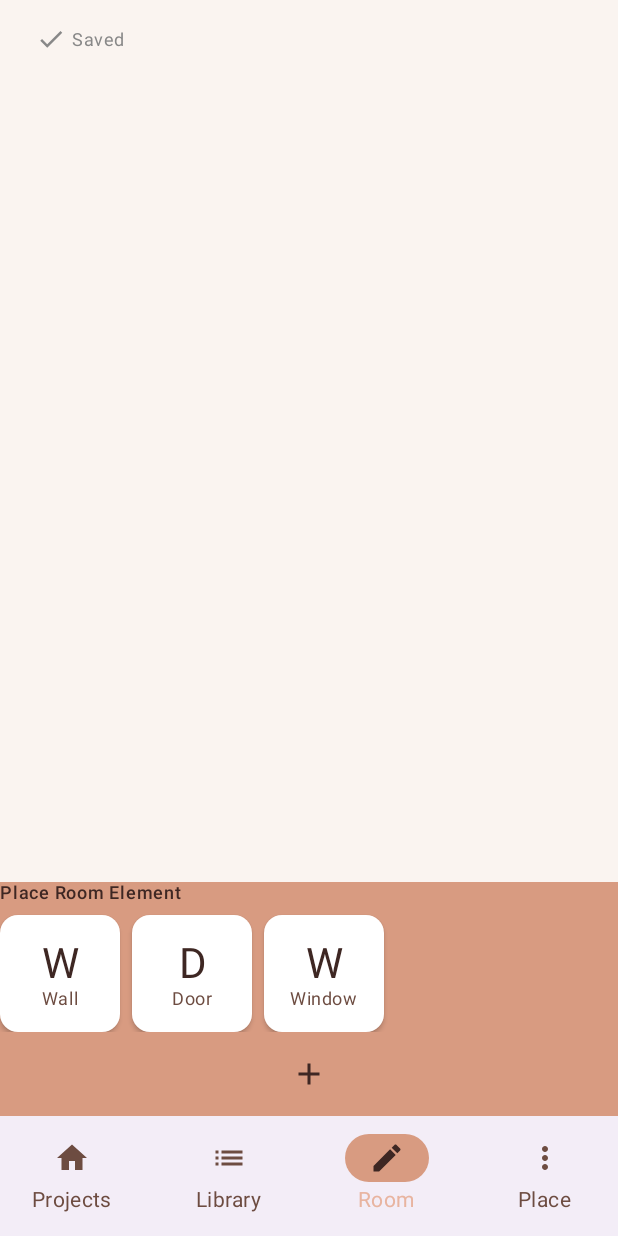
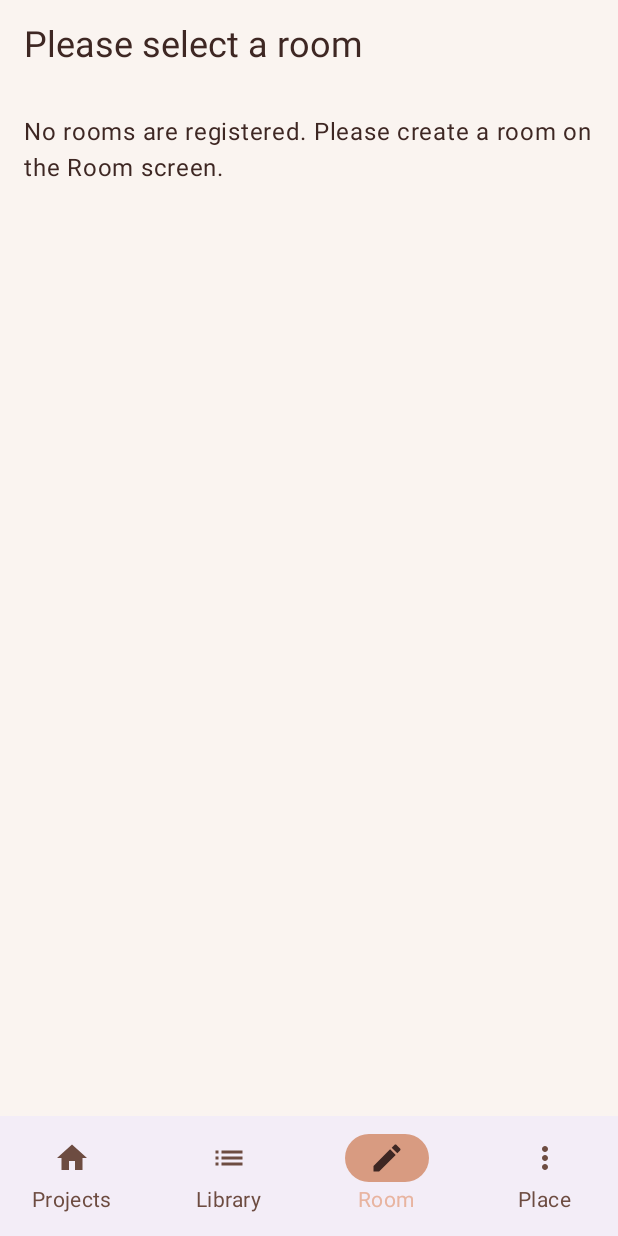
Before and after one commit to isseikz/Puzzroom, an Android app built with Jetpack Compose: the RoomCreationPage screen opened through its navigation route, on a phone screen of 412 x 824 dp. Run offline under Robolectric (Android 15) with nearby library versions, the phone set to English and light mode, and no system bars.

Commit message:
feat: Introduce RoomSelectionList component  based on existing selection UI

```diff
--- a/composeApp/src/commonMain/kotlin/tokyo/isseikuzumaki/puzzroom/ui/component/PreviewTemplate.kt
+++ b/composeApp/src/commonMain/kotlin/tokyo/isseikuzumaki/puzzroom/ui/component/PreviewTemplate.kt
@@ -1,12 +1,12 @@
 package tokyo.isseikuzumaki.puzzroom.ui
 
-import androidx.compose.material3.MaterialTheme
 import androidx.compose.material3.Surface
 import androidx.compose.runtime.Composable
+import tokyo.isseikuzumaki.puzzroom.ui.theme.PuzzroomTheme
 
 @Composable
 fun PreviewTemplate(content: @Composable () -> Unit) {
-    MaterialTheme {
+    PuzzroomTheme {
         Surface {
             content()
         }
--- a/composeApp/src/commonMain/kotlin/tokyo/isseikuzumaki/puzzroom/ui/pages/RoomCreationPage.kt
+++ b/composeApp/src/commonMain/kotlin/tokyo/isseikuzumaki/puzzroom/ui/pages/RoomCreationPage.kt
@@ -1,18 +1,27 @@
 package tokyo.isseikuzumaki.puzzroom.ui.pages
 
-import androidx.compose.foundation.layout.*
+import androidx.compose.foundation.layout.Column
+import androidx.compose.foundation.layout.fillMaxWidth
+import androidx.compose.foundation.layout.padding
 import androidx.compose.material3.ExperimentalMaterial3Api
-import androidx.compose.runtime.*
+import androidx.compose.material3.MaterialTheme
+import androidx.compose.material3.Text
+import androidx.compose.runtime.Composable
+import androidx.compose.runtime.collectAsState
+import androidx.compose.runtime.getValue
+import androidx.compose.runtime.mutableStateOf
+import androidx.compose.runtime.remember
+import androidx.compose.runtime.setValue
 import androidx.compose.ui.Modifier
 import androidx.compose.ui.unit.dp
-import org.jetbrains.compose.ui.tooling.preview.Preview
 import tokyo.isseikuzumaki.puzzroom.domain.FloorPlan
+import tokyo.isseikuzumaki.puzzroom.domain.Room
 import tokyo.isseikuzumaki.puzzroom.ui.molecules.SaveStateIndicator
 import tokyo.isseikuzumaki.puzzroom.ui.organisms.RoomNameDialog
+import tokyo.isseikuzumaki.puzzroom.ui.organisms.RoomSelectionList
 import tokyo.isseikuzumaki.puzzroom.ui.templates.PlacedShape
 import tokyo.isseikuzumaki.puzzroom.ui.templates.RoomCreationTemplate
 import tokyo.isseikuzumaki.puzzroom.ui.templates.convertPlacedShapesToRoom
-import tokyo.isseikuzumaki.puzzroom.ui.theme.PuzzroomTheme
 import tokyo.isseikuzumaki.puzzroom.ui.viewmodel.ProjectViewModel
 import tokyo.isseikuzumaki.puzzroom.ui.viewmodel.rememberProjectViewModel
 
@@ -29,12 +38,33 @@ fun RoomCreationPage(
     viewModel: ProjectViewModel = rememberProjectViewModel()
 ) {
     val project by viewModel.currentProject.collectAsState()
+    val currentFloorPlan = project?.floorPlans?.firstOrNull()
+    val rooms = currentFloorPlan?.rooms ?: emptyList()
+    var selectedRoom by remember { mutableStateOf<Room?>(null) }
     val saveState by viewModel.saveState.collectAsState()
 
     var showNameDialog by remember { mutableStateOf(false) }
     var pendingShapes by remember { mutableStateOf<List<PlacedShape>?>(null) }
 
     Column(modifier = modifier) {
+        if (selectedRoom == null) {
+            Text(
+                "Please select a room",
+                style = MaterialTheme.typography.headlineSmall,
+                modifier = Modifier.padding(16.dp)
+            )
+
+            if (rooms.isEmpty()) {
+                Text(
+                    "No rooms are registered. Please create a room on the Room screen.",
+                    modifier = Modifier.padding(16.dp)
+                )
+            } else {
+                RoomSelectionList(rooms) {
+                    selectedRoom = it
+                }
+            }
+        } else {
             // Save state indicator
             SaveStateIndicator(
                 saveState = saveState,
@@ -46,13 +76,14 @@ fun RoomCreationPage(
 
             RoomCreationTemplate(
                 backgroundImageUrl = backgroundImageUrl,
-            placedShapes = emptyList(),
+                placedShapes = emptyList(), //FIXME: Load existing shapes if editing
                 onShapesChanged = { shapes ->
                     pendingShapes = shapes
                     showNameDialog = true
                 },
                 modifier = Modifier.weight(1f)
             )
+        }
     }
 
     // Room name dialog
@@ -82,12 +113,3 @@ fun RoomCreationPage(
         )
     }
 }
-
-@OptIn(ExperimentalMaterial3Api::class)
-@Preview
-@Composable
-private fun RoomCreationPagePreview() {
-    PuzzroomTheme {
-        RoomCreationPage()
-    }
-}
```
Also changed, not shown: composeApp/src/commonMain/kotlin/tokyo/isseikuzumaki/puzzroom/ui/organisms/RoomSelectionList.kt (added, +133 -0 lines), composeApp/src/commonMain/kotlin/tokyo/isseikuzumaki/puzzroom/ui/pages/FurniturePlacementPage.kt (+28 -61 lines). Lines whose indentation alone changed are shown as unchanged.
